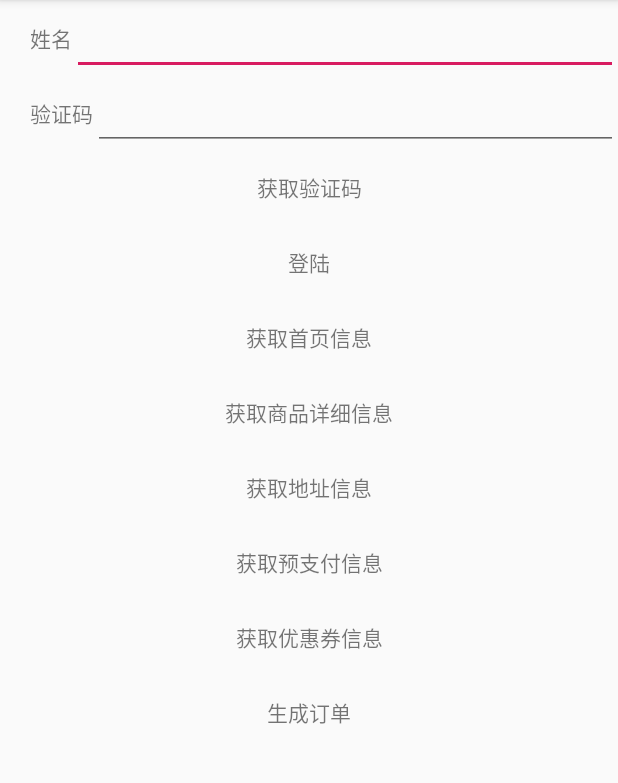
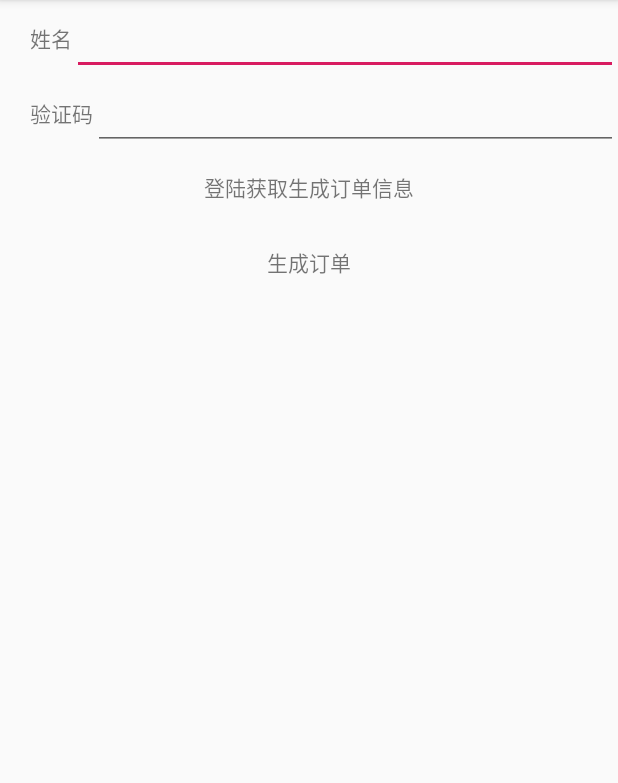
Before and after one commit to lijianjun001/VVMM, an Android app: the screen it shows after launch (MainActivity), on a phone screen of 412 x 824 dp, the part 84-867 px from its top. Run offline under Robolectric (Android 15) with nearby library versions, the phone set to English and light mode, and no system bars; our stand-ins replace EventBus, Room's generated code, paging; libraries missing offline, so code that uses them is left out: androidx.paging, retrofit2.adapter.rxjava, rx.functions, rx.schedulers, rx.subscriptions; 3 statements that could not run were skipped.

Commit message:
自动生成订单功能完成

```diff
--- a/app/src/main/java/jetpack/zmkj/com/jetpack/ui/main/MainFragment.java
+++ b/app/src/main/java/jetpack/zmkj/com/jetpack/ui/main/MainFragment.java
@@ -37,7 +37,7 @@ public class MainFragment extends Fragment {
 
     private EditText nameEt, vCodeEt;
 
-    private Map<String, String> user = new HashMap<>();
+    private Map<String, String> users = new HashMap<>();
 
     public static MainFragment newInstance() {
         return new MainFragment();
@@ -71,6 +71,7 @@ public class MainFragment extends Fragment {
 
         Calendar calendar = Calendar.getInstance();
         calendar.set(Calendar.HOUR, 10);
+        calendar.set(Calendar.MINUTE, 20);
 
         long delay = calendar.getTimeInMillis() - date.getTime();
 
@@ -81,12 +82,12 @@ public class MainFragment extends Fragment {
             }
         }, delay);
 
-        user.put("13260213625", "G20W1auq/PLzs8Py");
+        users.put("13260213625", "G20W1auq/PLzs8Py");
 
         loginTv.setOnClickListener(new View.OnClickListener() {
             @Override
             public void onClick(View v) {
-                for (Map.Entry<String, String> entry : user.entrySet()) {
+                for (Map.Entry<String, String> entry : users.entrySet()) {
                     mViewModel.login(entry.getKey(), entry.getValue());
                 }
 
--- a/app/src/main/java/jetpack/zmkj/com/jetpack/ui/main/MainViewModel.java
+++ b/app/src/main/java/jetpack/zmkj/com/jetpack/ui/main/MainViewModel.java
@@ -111,8 +111,6 @@ public class MainViewModel extends ViewModel implements LoginListener, Lifecycle
      */
 
     public LiveData<Operation.State> startWork() {
-
-
         Data data = new Data.Builder().putString("key", "1111").build();
         Constraints constraints = new Constraints.Builder().setRequiredNetworkType(NetworkType.CONNECTED).setRequiresBatteryNotLow(true).build();
         WorkRequest request = new OneTimeWorkRequest.Builder(MyWork.class).setInputData(data).setConstraints(constraints).build();
--- a/app/src/main/res/layout/main_fragment.xml
+++ b/app/src/main/res/layout/main_fragment.xml
@@ -62,48 +62,56 @@
         android:layout_width="match_parent"
         android:layout_height="50dp"
         android:gravity="center"
-        android:text="获取验证码" />
+        android:text="获取验证码"
+        android:visibility="gone" />
 
     <TextView
         android:id="@+id/login_tv"
         android:layout_width="match_parent"
         android:layout_height="50dp"
         android:gravity="center"
-        android:text="登陆" />
+        android:text="登陆获取生成订单信息" />
 
     <TextView
         android:id="@+id/get_goods_tv"
         android:layout_width="match_parent"
         android:layout_height="50dp"
         android:gravity="center"
-        android:text="获取首页信息" />
+        android:text="获取首页信息"
+        android:visibility="gone" />
 
     <TextView
         android:id="@+id/get_goods_detail_tv"
         android:layout_width="match_parent"
         android:layout_height="50dp"
         android:gravity="center"
-        android:text="获取商品详细信息" />
+        android:text="获取商品详细信息"
+        android:visibility="gone" />
 
     <TextView
         android:id="@+id/get_address_tv"
         android:layout_width="match_parent"
         android:layout_height="50dp"
         android:gravity="center"
-        android:text="获取地址信息" />
+        android:text="获取地址信息"
+        android:visibility="gone" />
 
     <TextView
         android:id="@+id/pre_create_order_tv"
         android:layout_width="match_parent"
         android:layout_height="50dp"
         android:gravity="center"
-        android:text="获取预支付信息" />
+        android:text="获取预支付信息"
+        android:visibility="gone" />
+
     <TextView
         android:id="@+id/pre_create_coupon_tv"
         android:layout_width="match_parent"
         android:layout_height="50dp"
         android:gravity="center"
-        android:text="获取优惠券信息" />
+        android:text="获取优惠券信息"
+        android:visibility="gone" />
+
     <TextView
         android:id="@+id/create_order_tv"
         android:layout_width="match_parent"
```
